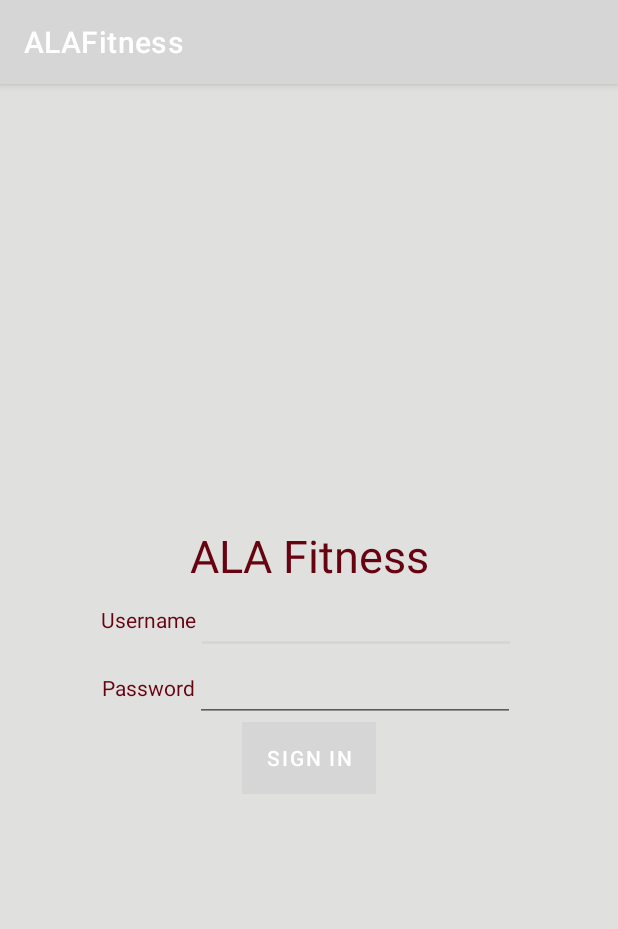
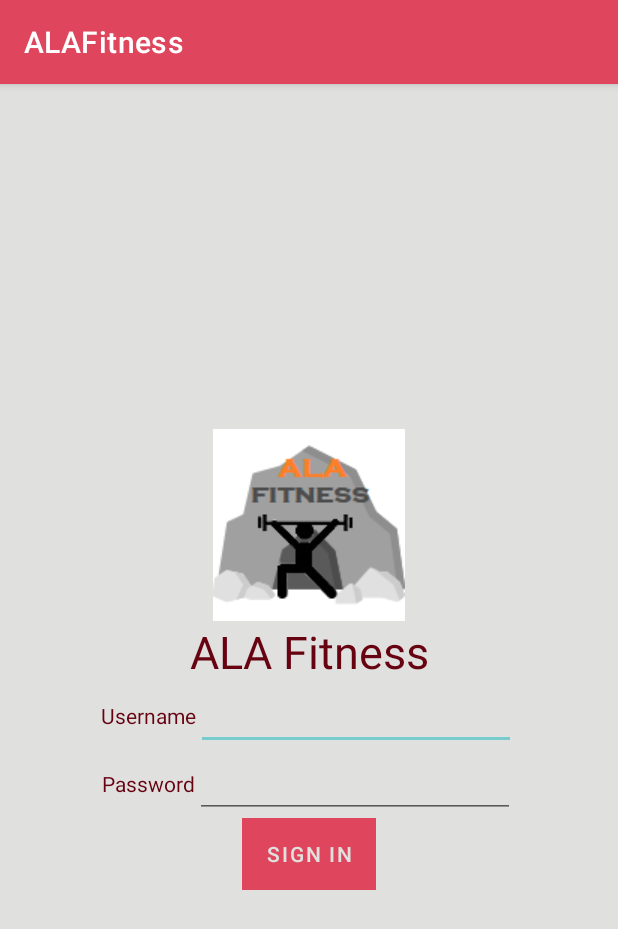
Before and after one commit to ALA-Fitness-App/ALA, an Android app: the screen it shows after launch (MainActivity), on a phone screen of 412 x 824 dp. Shown: the top 929 px of the screen. Run offline under Robolectric (Android 15) with nearby library versions, the phone set to English and light mode, and no system bars.

Commit message:
Contains a fix for SDK 31 version issue

```diff
--- a/app/build.gradle
+++ b/app/build.gradle
@@ -6,6 +6,7 @@ android {
     compileSdk 30
 
     defaultConfig {
+
         applicationId "com.example.alafitness"
         minSdk 21
         targetSdk 30
@@ -29,10 +30,10 @@ android {
 
 dependencies {
 
-    implementation 'androidx.appcompat:appcompat:1.4.0'
+    // implementation 'androidx.appcompat:appcompat:1.4.0'
     implementation 'com.google.android.material:material:1.4.0'
-    implementation 'androidx.constraintlayout:constraintlayout:2.1.2'
-    testImplementation 'junit:junit:4.+'
-    androidTestImplementation 'androidx.test.ext:junit:1.1.3'
-    androidTestImplementation 'androidx.test.espresso:espresso-core:3.4.0'
+    // implementation 'androidx.constraintlayout:constraintlayout:2.1.2'
+    // testImplementation 'junit:junit:4.+'
+    // androidTestImplementation 'androidx.test.ext:junit:1.1.3'
+    // androidTestImplementation 'androidx.test.espresso:espresso-core:3.4.0'
 }
--- a/app/src/main/res/layout/activity_main.xml
+++ b/app/src/main/res/layout/activity_main.xml
@@ -6,8 +6,14 @@
     android:layout_height="match_parent"
     android:background="@color/main_background"
     android:gravity="center"
-    android:orientation="vertical"
-    tools:context=".LoginActivity">
+    android:orientation="vertical">
+    <!---tools:context=".LoginActivity">-->
+
+    <ImageView
+        android:id="@+id/imageView"
+        android:layout_width="match_parent"
+        android:layout_height="wrap_content"
+        app:srcCompat="@drawable/alafitness" />
 
     <LinearLayout
         android:layout_width="wrap_content"
--- a/app/src/main/res/values-night/themes.xml
+++ b/app/src/main/res/values-night/themes.xml
@@ -2,15 +2,15 @@
     <!-- Base application theme. -->
     <style name="Theme.ALAFitness" parent="Theme.MaterialComponents.DayNight.DarkActionBar">
         <!-- Primary brand color. -->
-        <item name="colorPrimary">@color/purple_200</item>
-        <item name="colorPrimaryVariant">@color/purple_700</item>
-        <item name="colorOnPrimary">@color/black</item>
+        <item name="colorPrimary">#DF455C</item>
+        <item name="colorPrimaryVariant">#670211</item>
+        <item name="colorOnPrimary">#E0E1DF</item>
         <!-- Secondary brand color. -->
-        <item name="colorSecondary">@color/teal_200</item>
-        <item name="colorSecondaryVariant">@color/teal_200</item>
-        <item name="colorOnSecondary">@color/black</item>
+        <item name="colorSecondary">#77CDCD</item>
+        <item name="colorSecondaryVariant">#3E6A6A</item>
+        <item name="colorOnSecondary">#89A6BD</item>
         <!-- Status bar color. -->
-        <item name="android:statusBarColor" tools:targetApi="l">?attr/colorPrimaryVariant</item>
+        <item name="android:statusBarColor" tools:targetApi="l">#FFFFFFFF</item>
         <!-- Customize your theme here. -->
     </style>
 </resources>
--- a/app/src/main/res/values/themes.xml
+++ b/app/src/main/res/values/themes.xml
@@ -2,15 +2,15 @@
     <!-- Base application theme. -->
     <style name="Theme.ALAFitness" parent="Theme.MaterialComponents.DayNight.DarkActionBar">
         <!-- Primary brand color. -->
-        <item name="colorPrimary">@color/purple_500</item>
-        <item name="colorPrimaryVariant">@color/purple_700</item>
-        <item name="colorOnPrimary">@color/white</item>
+        <item name="colorPrimary">#DF455C</item>
+        <item name="colorPrimaryVariant">#670211</item>
+        <item name="colorOnPrimary">#E0E1DF</item>
         <!-- Secondary brand color. -->
-        <item name="colorSecondary">@color/teal_200</item>
-        <item name="colorSecondaryVariant">@color/teal_700</item>
-        <item name="colorOnSecondary">@color/black</item>
+        <item name="colorSecondary">#77CDCD</item>
+        <item name="colorSecondaryVariant">#3E6A6A</item>
+        <item name="colorOnSecondary">#89A6BD</item>
         <!-- Status bar color. -->
-        <item name="android:statusBarColor" tools:targetApi="l">?attr/colorPrimaryVariant</item>
+        <item name="android:statusBarColor" tools:targetApi="l">#FFFFFFFF</item>
         <!-- Customize your theme here. -->
     </style>
 </resources>
```
